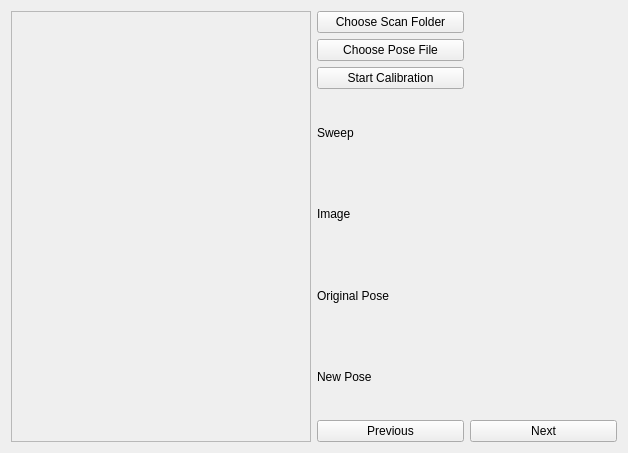
Above: src/pose_refinement/pose_refinement.ui from Foued70/torchlab before the change. Below: the same form after it.
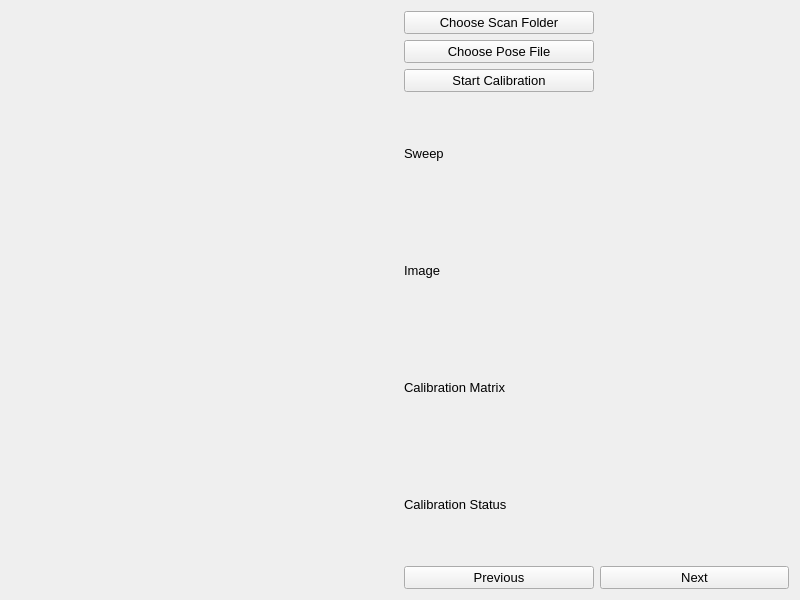
That is the form after the change.

Commit message: Vertex selection OK, ui info, Photo class replaces SweepCamera

Patch:
```diff
--- a/src/pose_refinement/pose_refinement.ui
+++ b/src/pose_refinement/pose_refinement.ui
@@ -6,35 +6,68 @@
    <rect>
     <x>0</x>
     <y>0</y>
-    <width>628</width>
-    <height>453</height>
+    <width>800</width>
+    <height>600</height>
    </rect>
   </property>
+  <property name="font">
+   <font>
+    <pointsize>10</pointsize>
+   </font>
+  </property>
   <property name="windowTitle">
-   <string>Pose Picker</string>
+   <string>Pose Refinement</string>
   </property>
   <property name="windowOpacity">
    <double>1.000000000000000</double>
   </property>
   <layout class="QHBoxLayout" name="horizontalLayout">
+   <property name="sizeConstraint">
+    <enum>QLayout::SetDefaultConstraint</enum>
+   </property>
+   <property name="leftMargin">
+    <number>12</number>
+   </property>
    <item>
     <widget class="QFrame" name="calibration_view">
-     <property name="cursor">
-      <cursorShape>CrossCursor</cursorShape>
-     </property>
-     <property name="autoFillBackground">
-      <bool>true</bool>
-     </property>
      <property name="frameShape">
-      <enum>QFrame::StyledPanel</enum>
+      <enum>QFrame::NoFrame</enum>
      </property>
      <property name="frameShadow">
-      <enum>QFrame::Sunken</enum>
+      <enum>QFrame::Plain</enum>
      </property>
     </widget>
    </item>
    <item>
     <layout class="QGridLayout" name="gridLayout">
+     <item row="4" column="1">
+      <widget class="QLabel" name="photo_info">
+       <property name="text">
+        <string/>
+       </property>
+      </widget>
+     </item>
+     <item row="3" column="1">
+      <widget class="QLabel" name="sweep_info">
+       <property name="text">
+        <string/>
+       </property>
+      </widget>
+     </item>
+     <item row="6" column="0">
+      <widget class="QLabel" name="calibration_label">
+       <property name="text">
+        <string>Calibration Status</string>
+       </property>
+      </widget>
+     </item>
+     <item row="4" column="0">
+      <widget class="QLabel" name="photo_label">
+       <property name="text">
+        <string>Image</string>
+       </property>
+      </widget>
+     </item>
      <item row="0" column="0">
       <widget class="QPushButton" name="button_scan_folder">
        <property name="text">
@@ -42,90 +75,45 @@
        </property>
       </widget>
      </item>
-     <item row="0" column="1">
-      <widget class="QLabel" name="labelPicsFolder">
-       <property name="text">
-        <string/>
-       </property>
-      </widget>
-     </item>
-     <item row="1" column="0">
-      <widget class="QPushButton" name="button_pose_file">
-       <property name="text">
-        <string>Choose Pose File</string>
-       </property>
-      </widget>
-     </item>
      <item row="1" column="1">
-      <widget class="QLabel" name="labelPoseFile">
+      <widget class="QLabel" name="pose_file_info">
        <property name="text">
         <string/>
        </property>
       </widget>
      </item>
      <item row="3" column="0">
-      <widget class="QLabel" name="labelSweep">
+      <widget class="QLabel" name="sweep_label">
        <property name="text">
         <string>Sweep</string>
        </property>
       </widget>
      </item>
-     <item row="3" column="1">
-      <widget class="QLabel" name="labelCurrSweep">
+     <item row="1" column="0">
+      <widget class="QPushButton" name="button_pose_file">
        <property name="text">
-        <string/>
+        <string>Choose Pose File</string>
        </property>
       </widget>
      </item>
-     <item row="4" column="0">
-      <widget class="QLabel" name="labelImage">
-       <property name="text">
-        <string>Image</string>
-       </property>
-      </widget>
-     </item>
-     <item row="4" column="1">
-      <widget class="QLabel" name="labelCurrPic">
-       <property name="text">
-        <string/>
-       </property>
-      </widget>
-     </item>
-     <item row="5" column="0">
-      <widget class="QLabel" name="labelOrigPose">
-       <property name="text">
-        <string>Original Pose</string>
-       </property>
-      </widget>
-     </item>
-     <item row="5" column="1">
-      <widget class="QLabel" name="poseOrigText">
+     <item row="0" column="1">
+      <widget class="QLabel" name="scan_folder_info">
        <property name="text">
         <string/>
        </property>
       </widget>
      </item>
      <item row="6" column="1">
-      <widget class="QLabel" name="poseNewText">
+      <widget class="QLabel" name="calibration_info">
        <property name="text">
         <string/>
        </property>
       </widget>
      </item>
-     <item row="6" column="0">
-      <widget class="QLabel" name="labelNewPose">
+     <item row="5" column="1">
+      <widget class="QLabel" name="calibration_matrix_info">
        <property name="text">
-        <string>New Pose</string>
-       </property>
-      </widget>
-     </item>
-     <item row="7" column="1">
-      <widget class="QPushButton" name="button_next">
-       <property name="enabled">
-        <bool>true</bool>
-       </property>
-       <property name="text">
-        <string>Next</string>
+        <string/>
        </property>
       </widget>
      </item>
@@ -139,6 +127,16 @@
        </property>
       </widget>
      </item>
+     <item row="7" column="1">
+      <widget class="QPushButton" name="button_next">
+       <property name="enabled">
+        <bool>true</bool>
+       </property>
+       <property name="text">
+        <string>Next</string>
+       </property>
+      </widget>
+     </item>
      <item row="2" column="0">
       <widget class="QPushButton" name="button_init_calibration">
        <property name="text">
@@ -146,6 +144,13 @@
        </property>
       </widget>
      </item>
+     <item row="5" column="0">
+      <widget class="QLabel" name="labelOrigPose">
+       <property name="text">
+        <string>Calibration Matrix</string>
+       </property>
+      </widget>
+     </item>
     </layout>
    </item>
   </layout>
```
The commit also changes 12 other files.
